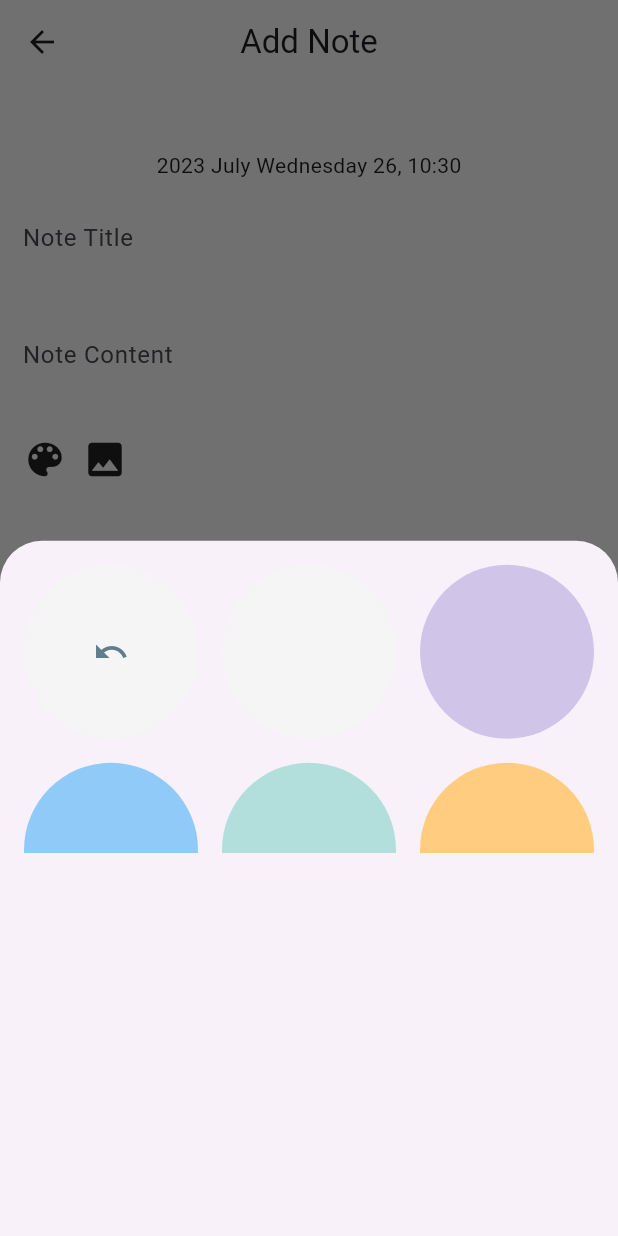
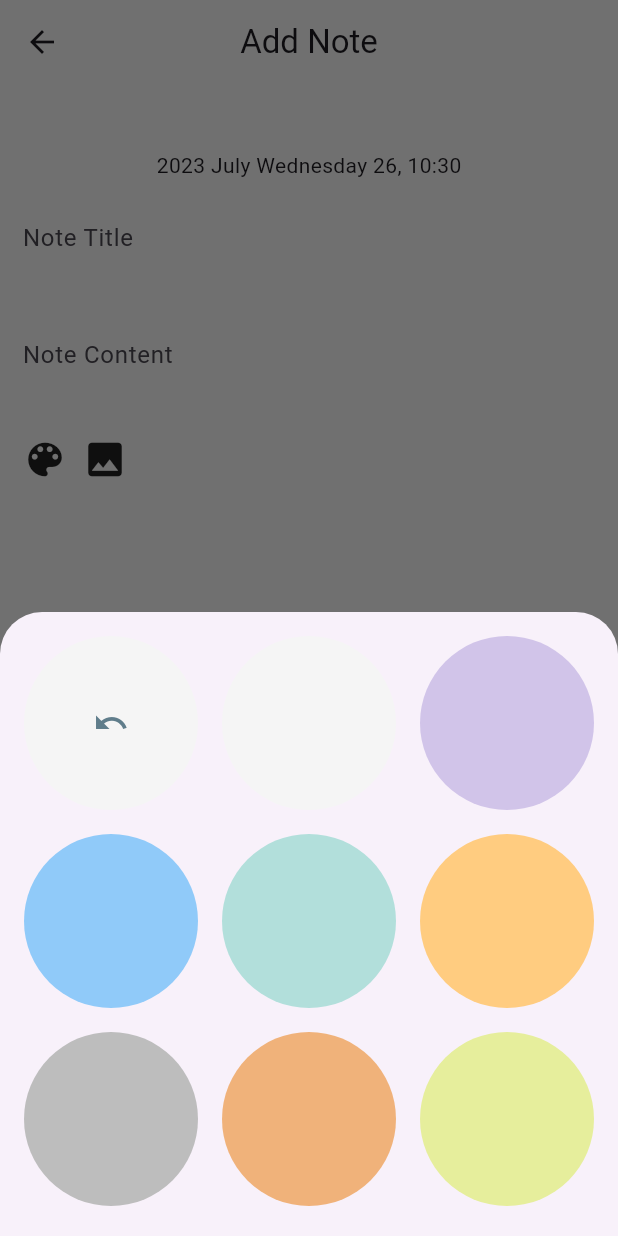
Before and after one commit to Krishak15/Notti-NoteApp, a Flutter app: the AddNotesPage screen opened directly, after a tap on the "color lens" icon, on a phone screen of 412 x 824 dp. Run offline on Flutter 3.47's test engine with Material 2 defaults, Android fonts, the phone set to English and light mode, and no system bars; our stand-ins replace cloud_firestore, firebase_auth, firebase_core, flutter_zoom_drawer, google_fonts, google_sign_in and 2 more; accounts and stored records are empty; generated files the repository leaves out were written again; network calls fail.

Commit message:
Fixed color picker & bg picker

```diff
--- a/lib/views/add_notes.dart
+++ b/lib/views/add_notes.dart
@@ -111,15 +111,18 @@ class _AddNotesPageState extends State<AddNotesPage> {
                                 showModalBottomSheet(
                                     context: context,
                                     builder: (BuildContext context) {
-                                      return Column(
+                                      return const SingleChildScrollView(
+                                        physics: NeverScrollableScrollPhysics(),
+                                        child: Column(
                                           children: [
                                             Padding(
-                                            padding: const EdgeInsets.all(8.0),
+                                              padding: EdgeInsets.all(8.0),
                                               child: SizedBox(
-                                                height: 200,
+                                                  height: 400,
                                                   child: ColorPickerWidget()),
                                             ),
                                           ],
+                                        ),
                                       );
                                     });
                               },
@@ -136,15 +139,18 @@ class _AddNotesPageState extends State<AddNotesPage> {
                                 showModalBottomSheet(
                                     context: context,
                                     builder: (BuildContext context) {
-                                      return const Column(
+                                      return const SingleChildScrollView(
+                                        physics: NeverScrollableScrollPhysics(),
+                                        child: Column(
                                           children: [
                                             Padding(
                                               padding: EdgeInsets.all(8.0),
                                               child: SizedBox(
-                                                height: 300,
+                                                  height: 400,
                                                   child: BgPickerWidget()),
                                             ),
                                           ],
+                                        ),
                                       );
                                     });
                               },
```
Lines whose indentation alone changed are shown as unchanged.
